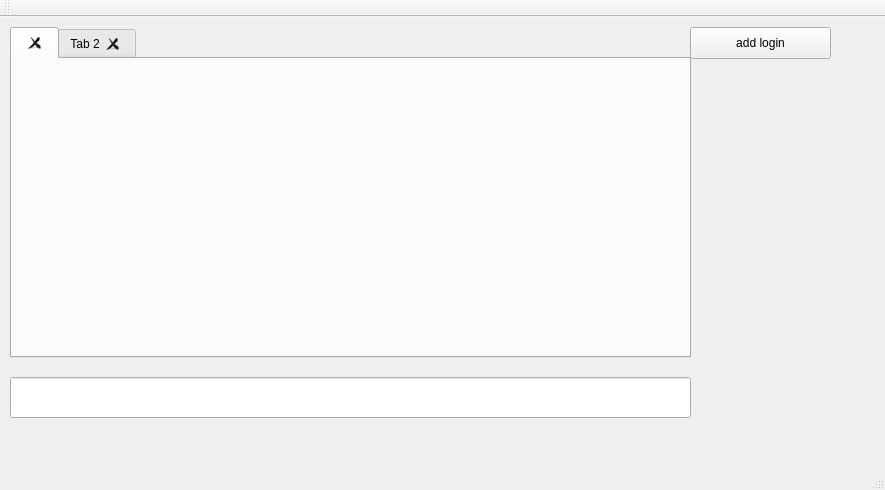
Old version of the form mainwindow.ui in the repository drgoebbels/sabot.
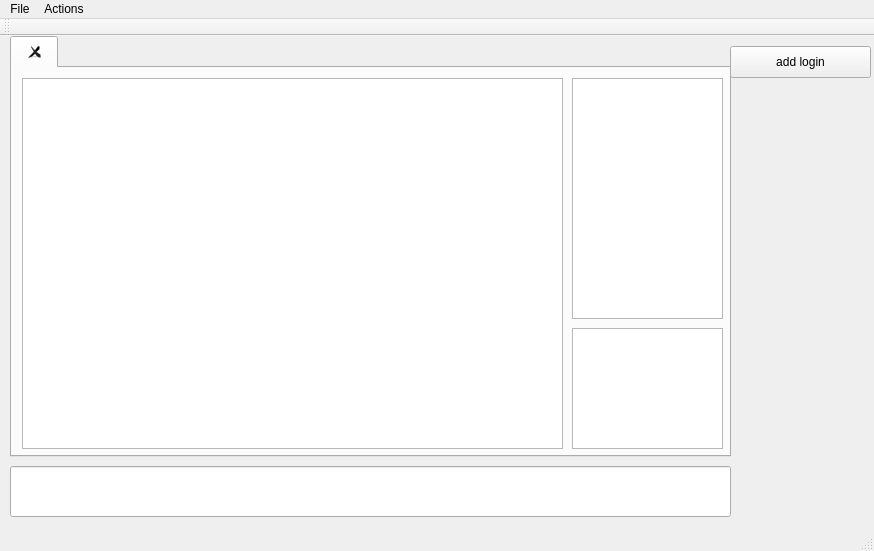
New version of the form.

The edit to the form file:
```diff
--- a/mainwindow.ui
+++ b/mainwindow.ui
@@ -6,8 +6,8 @@
    <rect>
     <x>0</x>
     <y>0</y>
-    <width>885</width>
-    <height>490</height>
+    <width>874</width>
+    <height>551</height>
    </rect>
   </property>
   <property name="windowTitle">
@@ -18,16 +18,19 @@
     <property name="geometry">
      <rect>
       <x>10</x>
-      <y>360</y>
-      <width>681</width>
-      <height>41</height>
+      <y>430</y>
+      <width>721</width>
+      <height>51</height>
      </rect>
     </property>
+    <property name="readOnly">
+     <bool>true</bool>
+    </property>
    </widget>
    <widget class="QPushButton" name="addLogin">
     <property name="geometry">
      <rect>
-      <x>690</x>
+      <x>730</x>
       <y>10</y>
       <width>141</width>
       <height>32</height>
@@ -41,14 +44,17 @@
     <property name="geometry">
      <rect>
       <x>10</x>
-      <y>10</y>
-      <width>681</width>
-      <height>331</height>
+      <y>0</y>
+      <width>721</width>
+      <height>421</height>
      </rect>
     </property>
     <property name="currentIndex">
      <number>0</number>
     </property>
+    <property name="elideMode">
+     <enum>Qt::ElideRight</enum>
+    </property>
     <property name="tabsClosable">
      <bool>true</bool>
     </property>
@@ -59,11 +65,36 @@
      <attribute name="title">
       <string>&lt;inactive&gt;</string>
      </attribute>
-    </widget>
-    <widget class="QWidget" name="tab_2">
-     <attribute name="title">
-      <string>Tab 2</string>
-     </attribute>
+     <widget class="QListView" name="usersList">
+      <property name="geometry">
+       <rect>
+        <x>560</x>
+        <y>10</y>
+        <width>151</width>
+        <height>241</height>
+       </rect>
+      </property>
+     </widget>
+     <widget class="QListView" name="myBotList">
+      <property name="geometry">
+       <rect>
+        <x>560</x>
+        <y>260</y>
+        <width>151</width>
+        <height>121</height>
+       </rect>
+      </property>
+     </widget>
+     <widget class="QListView" name="listView">
+      <property name="geometry">
+       <rect>
+        <x>10</x>
+        <y>10</y>
+        <width>541</width>
+        <height>371</height>
+       </rect>
+      </property>
+     </widget>
     </widget>
    </widget>
   </widget>
@@ -72,10 +103,26 @@
     <rect>
      <x>0</x>
      <y>0</y>
-     <width>885</width>
+     <width>874</width>
      <height>22</height>
     </rect>
    </property>
+   <widget class="QMenu" name="menuFile">
+    <property name="title">
+     <string>File</string>
+    </property>
+    <addaction name="separator"/>
+    <addaction name="actionSave_Logs"/>
+    <addaction name="actionQuit_Sabot"/>
+   </widget>
+   <widget class="QMenu" name="menuActions">
+    <property name="title">
+     <string>Actions</string>
+    </property>
+    <addaction name="actionChange_Perspective"/>
+   </widget>
+   <addaction name="menuFile"/>
+   <addaction name="menuActions"/>
   </widget>
   <widget class="QToolBar" name="mainToolBar">
    <attribute name="toolBarArea">
```
Left out of the diff: 17 changed lines with no effect on the pictures.
